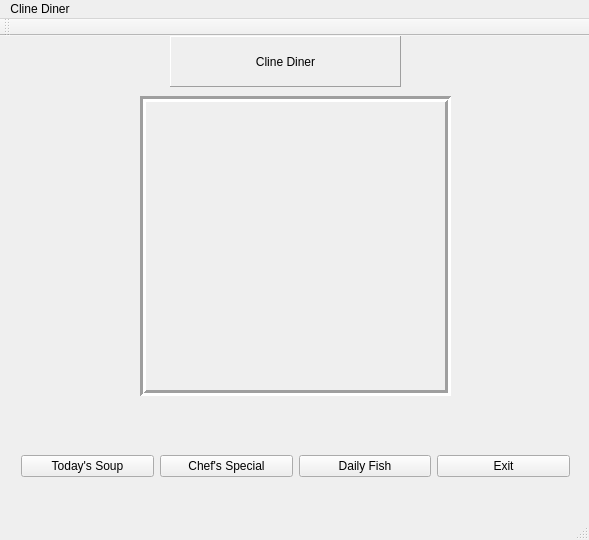
qrcline/Specials_L2, file Lab2/mainwindow.ui: the form before one commit.
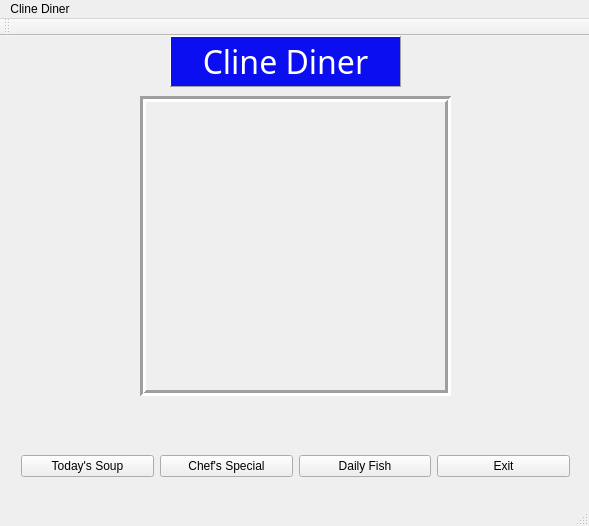
The form after the commit.

```diff
--- a/Lab2/mainwindow.ui
+++ b/Lab2/mainwindow.ui
@@ -7,7 +7,7 @@
     <x>0</x>
     <y>0</y>
     <width>589</width>
-    <height>540</height>
+    <height>526</height>
    </rect>
   </property>
   <property name="windowTitle">
@@ -45,8 +45,108 @@
       <height>51</height>
      </rect>
     </property>
+    <property name="palette">
+     <palette>
+      <active>
+       <colorrole role="WindowText">
+        <brush brushstyle="SolidPattern">
+         <color alpha="255">
+          <red>255</red>
+          <green>255</green>
+          <blue>255</blue>
+         </color>
+        </brush>
+       </colorrole>
+       <colorrole role="Base">
+        <brush brushstyle="SolidPattern">
+         <color alpha="255">
+          <red>255</red>
+          <green>255</green>
+          <blue>255</blue>
+         </color>
+        </brush>
+       </colorrole>
+       <colorrole role="Window">
+        <brush brushstyle="SolidPattern">
+         <color alpha="255">
+          <red>10</red>
+          <green>14</green>
+          <blue>240</blue>
+         </color>
+        </brush>
+       </colorrole>
+      </active>
+      <inactive>
+       <colorrole role="WindowText">
+        <brush brushstyle="SolidPattern">
+         <color alpha="255">
+          <red>255</red>
+          <green>255</green>
+          <blue>255</blue>
+         </color>
+        </brush>
+       </colorrole>
+       <colorrole role="Base">
+        <brush brushstyle="SolidPattern">
+         <color alpha="255">
+          <red>255</red>
+          <green>255</green>
+          <blue>255</blue>
+         </color>
+        </brush>
+       </colorrole>
+       <colorrole role="Window">
+        <brush brushstyle="SolidPattern">
+         <color alpha="255">
+          <red>10</red>
+          <green>14</green>
+          <blue>240</blue>
+         </color>
+        </brush>
+       </colorrole>
+      </inactive>
+      <disabled>
+       <colorrole role="WindowText">
+        <brush brushstyle="SolidPattern">
+         <color alpha="255">
+          <red>120</red>
+          <green>120</green>
+          <blue>120</blue>
+         </color>
+        </brush>
+       </colorrole>
+       <colorrole role="Base">
+        <brush brushstyle="SolidPattern">
+         <color alpha="255">
+          <red>10</red>
+          <green>14</green>
+          <blue>240</blue>
+         </color>
+        </brush>
+       </colorrole>
+       <colorrole role="Window">
+        <brush brushstyle="SolidPattern">
+         <color alpha="255">
+          <red>10</red>
+          <green>14</green>
+          <blue>240</blue>
+         </color>
+        </brush>
+       </colorrole>
+      </disabled>
+     </palette>
+    </property>
+    <property name="font">
+     <font>
+      <family>Kozuka Mincho Pr6N R</family>
+      <pointsize>24</pointsize>
+     </font>
+    </property>
     <property name="cursor">
-     <cursorShape>SizeBDiagCursor</cursorShape>
+     <cursorShape>ArrowCursor</cursorShape>
+    </property>
+    <property name="autoFillBackground">
+     <bool>true</bool>
     </property>
     <property name="frameShape">
      <enum>QFrame::Panel</enum>
```
Left out of the diff: 14 changed lines with no effect on the pictures.
